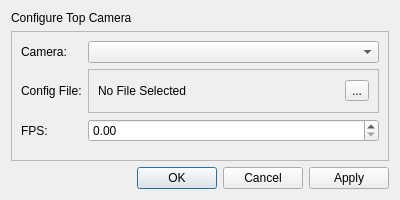
Old version of the form ui/DConfigureCamera.ui in the repository ETHZ-INS/Grimace-Box-Recorder.
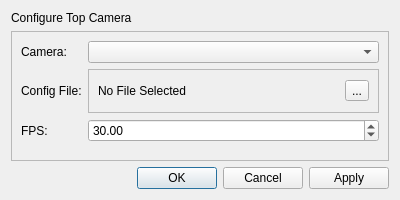
New version of the form.

The edit to the form file:
```diff
--- a/ui/DConfigureCamera.ui
+++ b/ui/DConfigureCamera.ui
@@ -127,7 +127,23 @@
        </widget>
       </item>
       <item row="2" column="1">
-       <widget class="QDoubleSpinBox" name="spb_fps"/>
+       <widget class="QDoubleSpinBox" name="spb_fps">
+        <property name="prefix">
+         <string/>
+        </property>
+        <property name="suffix">
+         <string/>
+        </property>
+        <property name="minimum">
+         <double>4.000000000000000</double>
+        </property>
+        <property name="maximum">
+         <double>60.000000000000000</double>
+        </property>
+        <property name="value">
+         <double>30.000000000000000</double>
+        </property>
+       </widget>
       </item>
       <item row="2" column="0">
        <widget class="QLabel" name="label_2">
```
